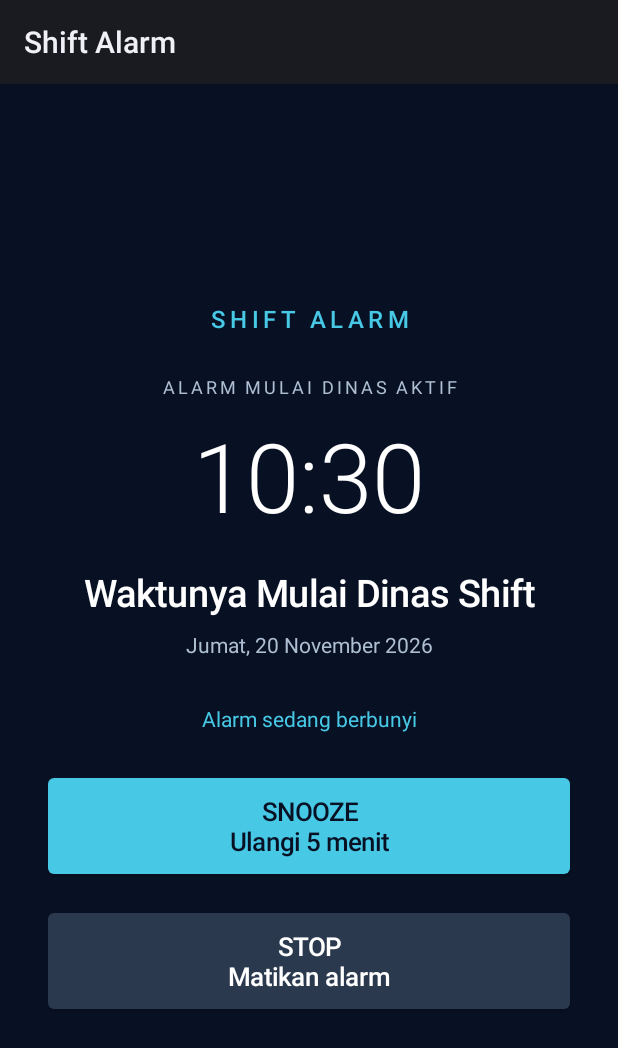
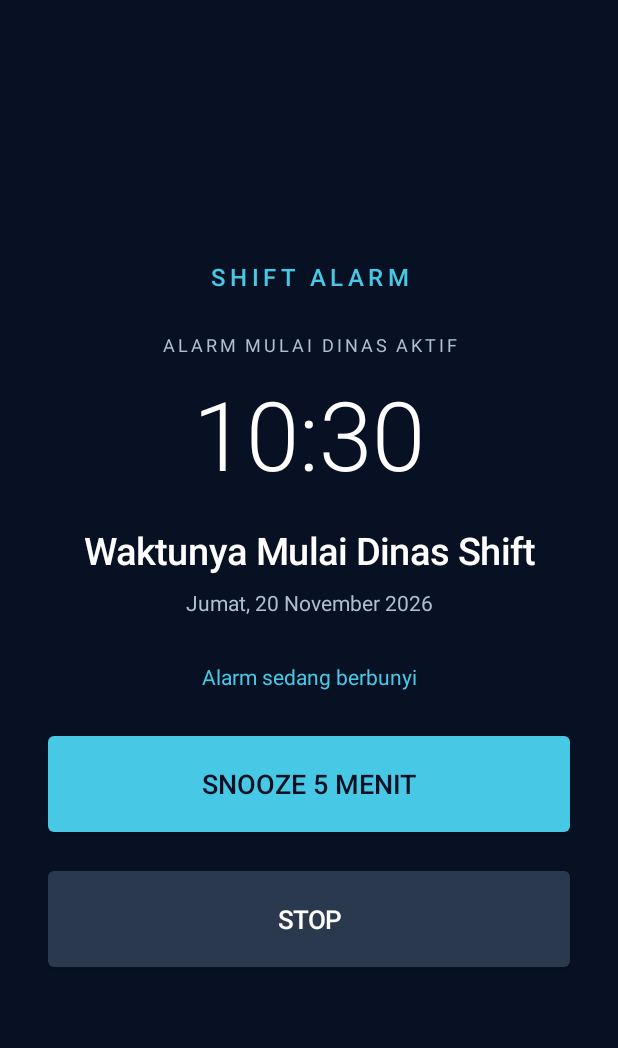
Before and after one commit to shiftalarm/shift-alarm, an Android app: the AlarmScreenActivity screen opened directly, with no data from a screen before it, on a phone screen of 412 x 824 dp. Shown: the top 1048 px of the screen. Run offline under Robolectric (Android 15) with nearby library versions, the phone set to English and light mode, and no system bars.

Commit message:
Show immersive full-screen alarm with clear controls

```diff
--- a/app/src/main/java/com/shiftalarm/app/AlarmScreenActivity.kt
+++ b/app/src/main/java/com/shiftalarm/app/AlarmScreenActivity.kt
@@ -8,6 +8,7 @@ import android.os.Build
 import android.os.Bundle
 import android.view.Gravity
 import android.view.WindowManager
+import android.view.View
 import android.widget.Button
 import android.widget.LinearLayout
 import android.widget.TextView
@@ -53,7 +54,15 @@ class AlarmScreenActivity : Activity() {
         )
         window.statusBarColor = Color.rgb(8, 17, 36)
         window.navigationBarColor = Color.rgb(8, 17, 36)
-        window.decorView.systemUiVisibility = 0
+        @Suppress("DEPRECATION")
+        window.decorView.systemUiVisibility = (
+            View.SYSTEM_UI_FLAG_FULLSCREEN or
+                View.SYSTEM_UI_FLAG_HIDE_NAVIGATION or
+                View.SYSTEM_UI_FLAG_IMMERSIVE_STICKY or
+                View.SYSTEM_UI_FLAG_LAYOUT_STABLE or
+                View.SYSTEM_UI_FLAG_LAYOUT_FULLSCREEN or
+                View.SYSTEM_UI_FLAG_LAYOUT_HIDE_NAVIGATION
+            )
 
         createAlarmInterface()
     }
@@ -82,7 +91,7 @@ class AlarmScreenActivity : Activity() {
         root.addView(brand, matchWrap())
 
         val status = TextView(this).apply {
-            text = if (alarmType == AlarmScheduler.ALARM_TYPE_END) "ALARM PULANG AKTIF" else "ALARM MULAI DINAS AKTIF"
+            text = if (alarmType == AlarmScheduler.ALARM_TYPE_END) "ALARM SELESAI AKTIF" else "ALARM MULAI DINAS AKTIF"
             textSize = 12f
             letterSpacing = 0.16f
             setTextColor(muted)
@@ -108,7 +117,7 @@ class AlarmScreenActivity : Activity() {
         root.addView(clock, matchWrap())
 
         val shiftTitle = TextView(this).apply {
-            text = if (alarmType == AlarmScheduler.ALARM_TYPE_END) "Waktunya Pulang Dinas $shiftCode" else "Waktunya Mulai Dinas $shiftCode"
+            text = if (alarmType == AlarmScheduler.ALARM_TYPE_END) "Waktunya Selesai Dinas $shiftCode" else "Waktunya Mulai Dinas $shiftCode"
             textSize = 25f
             setTextColor(white)
             typeface = Typeface.create("sans-serif-medium", Typeface.NORMAL)
@@ -135,8 +144,8 @@ class AlarmScreenActivity : Activity() {
         root.addView(ringing, matchWrap())
 
         val snooze = Button(this).apply {
-            text = "SNOOZE\nUlangi 5 menit"
-            textSize = 17f
+            text = "SNOOZE 5 MENIT"
+            textSize = 18f
             isAllCaps = false
             setTextColor(navy)
             setBackgroundTintList(android.content.res.ColorStateList.valueOf(cyan))
@@ -147,7 +156,7 @@ class AlarmScreenActivity : Activity() {
         ).apply { bottomMargin = dp(14) })
 
         val stop = Button(this).apply {
-            text = "STOP\nMatikan alarm"
+            text = "STOP"
             textSize = 17f
             isAllCaps = false
             setTextColor(white)
```
